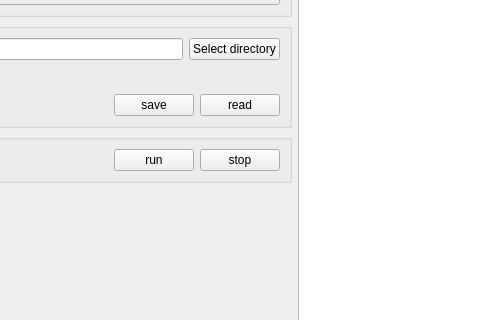
Before: the Qt Designer form components/pyIVLS_seqBuilder.ui in pyIVLS/pyIVLS, drawn with Qt 5; both pictures show x 413 to 893 and y 99 to 419 of the 1069 by 746 pixel window.
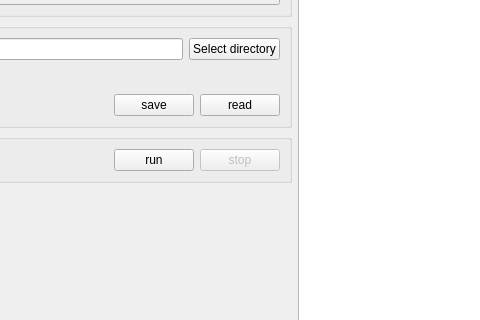
After: the same form once the commit is applied.

```diff
--- a/components/pyIVLS_seqBuilder.ui
+++ b/components/pyIVLS_seqBuilder.ui
@@ -218,6 +218,9 @@
             </item>
             <item>
              <widget class="QPushButton" name="stopButton">
+              <property name="enabled">
+               <bool>false</bool>
+              </property>
               <property name="text">
                <string>stop</string>
               </property>
```
